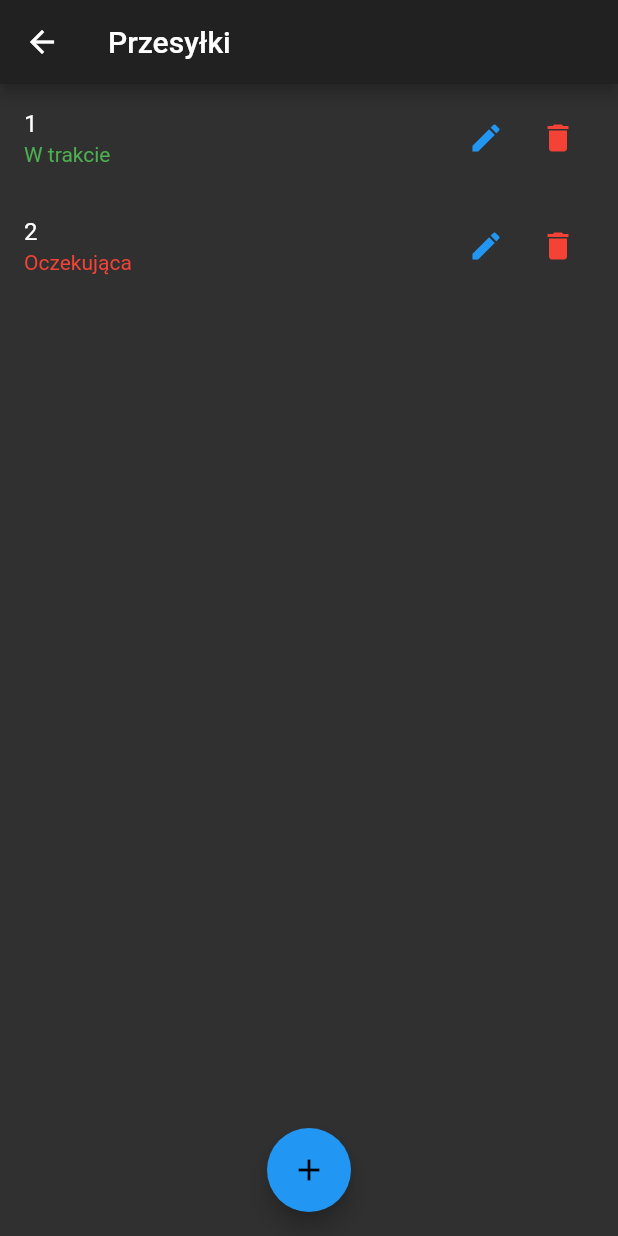
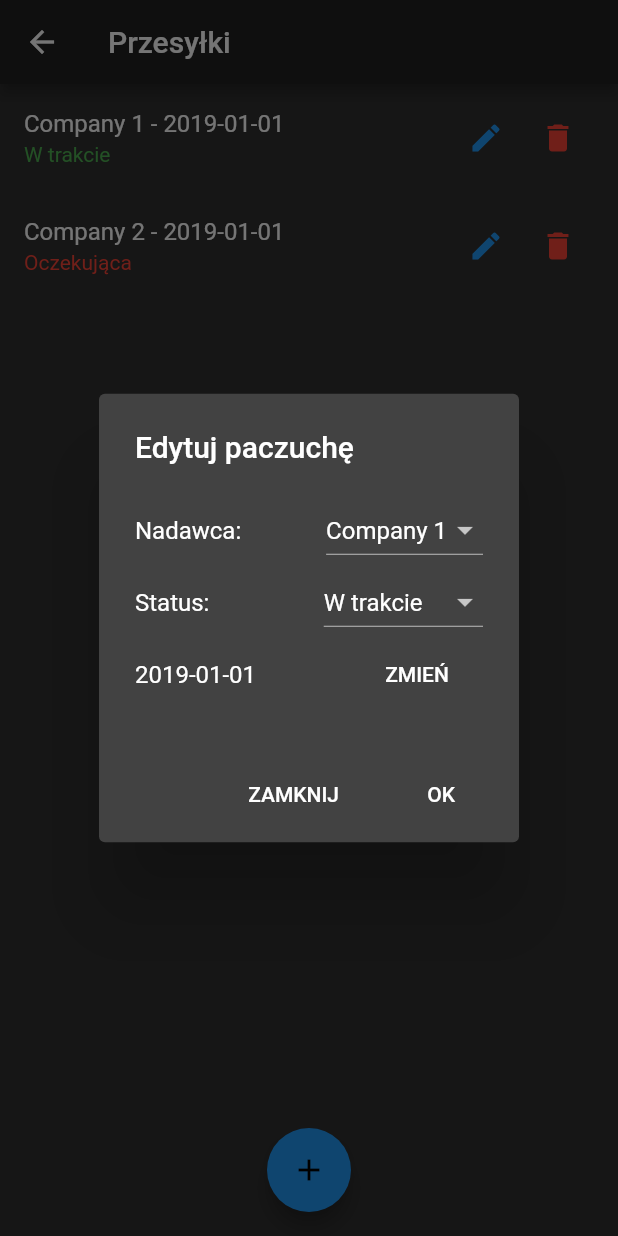
Before and after one commit to jpitucha/raporting_and_todo_app_mobile, a Flutter app: the ShippingPage screen opened by its route, after a tap on the "edit" icon, on a phone screen of 412 x 824 dp. Run offline on Flutter 3.47's test engine with Material 2 defaults, Android fonts, the phone set to English and light mode, and no system bars.

Commit message:
Finished with editing and deleting items.

```diff
--- a/lib/pack.dart
+++ b/lib/pack.dart
@@ -1,11 +1,12 @@
 class Pack {
-  String title;
+  String sender;
+  DateTime date;
   String status;
 
-  Pack(this.title, this.status);
+  Pack(this.sender, this.date, this.status);
 
   @override
   String toString() {
-    return '{ ${this.title}, ${this.status} }';
+    return '{ ${this.sender}, ${this.date.toString().split(" ").elementAt(0)}, ${this.status} }';
   }
 }
--- a/lib/pages/shipping.dart
+++ b/lib/pages/shipping.dart
@@ -1,5 +1,7 @@
 import 'package:flutter/material.dart';
 import '../widgets/tile.dart';
+import '../widgets/comboBox.dart';
+import '../widgets/daySelector.dart';
 import '../pack.dart';
 
 enum ConfirmAction { CANCEL, ACCEPT }
@@ -10,18 +12,85 @@ class ShippingPage extends StatefulWidget {
 
 class ShippingPageState extends State<ShippingPage> {
   final List<Pack> packages = List<Pack>();
+  final List<String> companies = List<String>();
+  final List<String> statuses = List<String>();
+  String dropdownValue;
 
 @override
   void initState() {
-    packages.add(Pack("1", "W trakcie"));
-    packages.add(Pack("2", "Oczekująca"));
+    packages.add(Pack("Company 1", DateTime.parse("2019-01-01 00:00:00.000"), "W trakcie"));
+    packages.add(Pack("Company 2", DateTime.parse("2019-01-01 00:00:00.000"), "Oczekująca"));
+    companies.add("Company 1");
+    companies.add("Company 2");
+    companies.add("Company 3");
+    statuses.add("W trakcie");
+    statuses.add("Oczekująca");
     super.initState();
+  }
+
+  Future<Pack> _editItemDialog(BuildContext context, Pack p) async {
+    String newSender = p.sender;
+    String newDate = p.date.toString().split(" ").elementAt(0);
+    String newStatus = p.status;
+
+    return showDialog<Pack>(
+      context: context,
+      barrierDismissible: false,
+      builder: (BuildContext context) {
+        return AlertDialog(
+          title: Text("Edytuj paczuchę"),
+          content: Column(
+            mainAxisSize: MainAxisSize.min,
+            children: <Widget>[
+            Row(
+              mainAxisAlignment: MainAxisAlignment.spaceBetween,
+              children: <Widget>[
+                Text("Nadawca: "),
+                ComboBox(newSender, companies, (String newValue) {
+                  setState(() {
+                    newSender = newValue;
+                  });
+                })
+              ],
+            ),
+            Row(
+              mainAxisAlignment: MainAxisAlignment.spaceBetween,
+              children: <Widget>[
+                Text("Status:"),
+                ComboBox(newStatus, statuses, (String newValue) {
+                  setState(() {
+                    newStatus = newValue;
+                  });
+                })
+              ],
+            ),
+            DaySelector(DateTime.parse(newDate + " 00:00:00.000"), (DateTime dt) {
+              newDate = dt.toString().split(" ").elementAt(0);
+            })
+          ]),
+          actions: <Widget>[
+            FlatButton(
+              child: Text("ZAMKNIJ"),
+              onPressed: () {
+                Navigator.of(context).pop(Pack(p.sender, p.date, p.status));
+              },
+            ),
+            FlatButton(
+              child: Text("OK"),
+              onPressed: () {
+                Navigator.of(context).pop(Pack(newSender, DateTime.parse(newDate + " 00:00:00.000"), newStatus));
+              },
+            )
+          ],
+        );
+      }
+    );
   }
 
   Future<ConfirmAction> _deleteConfirmDialog(BuildContext context) async {
   return showDialog<ConfirmAction>(
     context: context,
-    barrierDismissible: false, // user must tap button for close dialog!
+    barrierDismissible: false,
     builder: (BuildContext context) {
       return AlertDialog(
         title: Text('Czy aby na pewno?'),
@@ -55,9 +124,14 @@ class ShippingPageState extends State<ShippingPage> {
       body: ListView.builder(
         itemCount: packages.length,
         itemBuilder: (BuildContext context, int index) {
-          return Tile(packages[index].title, packages[index].status,
-          () {
-            //edit
+          return Tile(packages[index].sender + " - " + packages.elementAt(index).date.toString().split(" ").elementAt(0), packages[index].status,
+          () async {
+            final Pack edited = await _editItemDialog(context, packages.elementAt(index));
+            if (edited != packages[index]) {
+              setState(() {
+                packages[index] = edited;
+              });
+            }
           },
           () async {
             final ConfirmAction choice = await _deleteConfirmDialog(context);
@@ -73,6 +147,7 @@ class ShippingPageState extends State<ShippingPage> {
         child: Icon(Icons.add),
         backgroundColor: Colors.blue,
         onPressed: () {
+          //add
         },
       ),
       floatingActionButtonLocation: FloatingActionButtonLocation.centerFloat,
--- /dev/null
+++ b/lib/widgets/comboBox.dart
@@ -0,0 +1,27 @@
+import 'package:flutter/material.dart';
+
+class ComboBox extends StatefulWidget {
+  String currentValue;
+  List<String> values = List<String>();
+  Function(String) onSelectionChange;
+
+  ComboBox(this.currentValue, this.values, this.onSelectionChange);
+
+  ComboBoxState createState() => ComboBoxState();
+}
+
+class ComboBoxState extends State<ComboBox> {
+  @override
+  Widget build(BuildContext context) {
+    return DropdownButton(
+      value: widget.currentValue,
+      onChanged: (String newValue) {
+        setState(() {
+          widget.currentValue = newValue;
+          widget.onSelectionChange(newValue);
+        });
+      },
+      items: widget.values.map((String value) {return DropdownMenuItem(value: value, child: Text(value));}).toList(),
+    );
+  }
+}
--- /dev/null
+++ b/lib/widgets/daySelector.dart
@@ -0,0 +1,44 @@
+import 'package:flutter/material.dart';
+
+class DaySelector extends StatefulWidget {
+  DateTime oldDate;
+  final Function(DateTime) onSelectionChange;
+
+  DaySelector(this.oldDate, this.onSelectionChange);
+
+  DaySelectorState createState() => DaySelectorState();
+}
+
+Future<DateTime> _selectDate(BuildContext context, DateTime now) async {
+  final DateTime picked = await showDatePicker(
+    context: context,
+    initialDate: now,
+    firstDate: DateTime(2000),
+    lastDate: DateTime(2050)
+  );
+  return picked;
+}
+
+class DaySelectorState extends State<DaySelector> {
+  @override
+  Widget build(BuildContext context){
+    return Row(
+      mainAxisAlignment: MainAxisAlignment.spaceBetween,
+      children: <Widget>[
+        Text(widget.oldDate.toString().split(" ").elementAt(0)),
+        FlatButton(
+        child: Text("ZMIEŃ"),
+        onPressed: () async {
+          final DateTime selected = await _selectDate(context, widget.oldDate);
+          if (selected != null) {
+            setState(() {
+              widget.oldDate = selected;
+              widget.onSelectionChange(selected);
+            });
+          }
+        },
+      )
+      ],
+    );
+  }
+}
```
Also changed, not shown: 1 other file.
